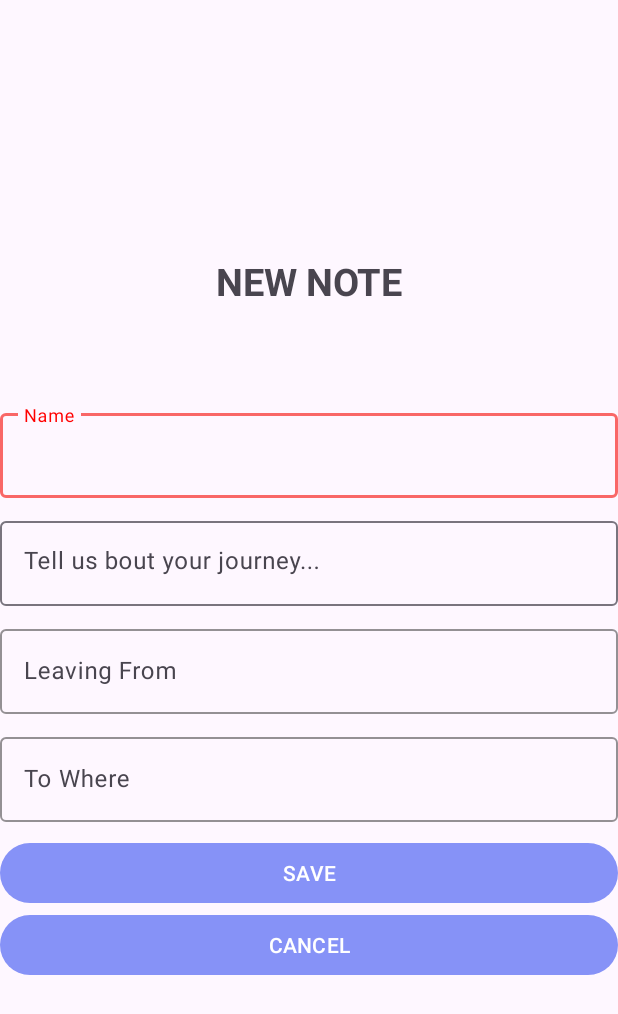
After one commit to TayyabNadeem1/Travel-Buddy-Android-App-, an Android app: the AddPost screen opened directly, with no data from a screen before it, on a phone screen of 412 x 824 dp. The commit adds this screen. Shown: the top 1014 px of the screen. Run offline under Robolectric (Android 15) with nearby library versions, the phone set to English and light mode, and no system bars; our stand-ins replace Firebase (no records; nobody signed in at launch, a user with empty details on screens opened directly).

Commit message:
It posts

```diff
--- a/app/build.gradle.kts
+++ b/app/build.gradle.kts
@@ -1,5 +1,6 @@
 plugins {
     alias(libs.plugins.androidApplication)
+    id("com.google.gms.google-services")
 }
 
 android {
@@ -34,6 +35,8 @@ dependencies {
     implementation(libs.material)
     implementation(libs.activity)
     implementation(libs.constraintlayout)
+    implementation(libs.firebase.database)
+    implementation(libs.firebase.ui.database)
     testImplementation(libs.junit)
     androidTestImplementation(libs.ext.junit)
     androidTestImplementation(libs.espresso.core)
--- /dev/null
+++ b/app/src/main/java/com/example/travel_buddy/AddPost.java
@@ -0,0 +1,103 @@
+package com.example.travel_buddy;
+
+import android.content.Intent;
+import android.content.res.ColorStateList;
+import android.os.Bundle;
+import android.view.View;
+import android.widget.Button;
+import android.widget.Toast;
+
+import androidx.activity.EdgeToEdge;
+import androidx.annotation.NonNull;
+import androidx.appcompat.app.AppCompatActivity;
+import androidx.core.graphics.Insets;
+import androidx.core.view.ViewCompat;
+import androidx.core.view.WindowInsetsCompat;
+
+import com.google.android.gms.tasks.OnCompleteListener;
+import com.google.android.gms.tasks.OnFailureListener;
+import com.google.android.gms.tasks.Task;
+import com.google.android.material.textfield.TextInputEditText;
+import com.google.android.material.textfield.TextInputLayout;
+import com.google.firebase.database.FirebaseDatabase;
+
+import java.util.HashMap;
+
+public class AddPost extends AppCompatActivity {
+
+    Button btnSave, btnCancel;
+    TextInputEditText etName, etBio, etSource, etDestination;
+    TextInputLayout name;
+    @Override
+    protected void onCreate(Bundle savedInstanceState) {
+        super.onCreate(savedInstanceState);
+        EdgeToEdge.enable(this);
+        setContentView(R.layout.activity_add_post);
+        name = findViewById(R.id.name);
+        etName = findViewById(R.id.etName);
+        etBio = findViewById(R.id.etBio);
+        etSource = findViewById(R.id.etSource);
+        etDestination = findViewById(R.id.etDestination);
+        btnSave = findViewById(R.id.btnSave);
+        btnCancel = findViewById(R.id.btnCancel);
+
+
+        etName.setOnFocusChangeListener(new View.OnFocusChangeListener() {
+            @Override
+            public void onFocusChange(View view, boolean b) {
+
+                name.setHintTextColor(ColorStateList.valueOf(getResources().getColor(R.color.red)));
+
+            }
+        });
+
+        btnSave.setOnClickListener(new View.OnClickListener() {
+            @Override
+            public void onClick(View view) {
+                String bio = etBio.getText().toString().trim();
+                String name = etName.getText().toString().trim();
+
+                String source = etSource.getText().toString().trim();
+                String destination = etDestination.getText().toString().trim();
+
+                if(!bio.isEmpty() && !name.isEmpty() && !source.isEmpty() && !destination.isEmpty() )
+                {
+                    HashMap<String, Object> data = new HashMap<>();
+                    data.put("Name", name);
+                    data.put("Bio", bio);
+
+                    data.put("Source", source);
+                    data.put("Destination", destination);
+                    FirebaseDatabase
+                            .getInstance()
+                            .getReference()
+                            .child("Post")
+                            .push()
+                            .updateChildren(data)
+                            .addOnCompleteListener(new OnCompleteListener<Void>() {
+                                @Override
+                                public void onComplete(@NonNull Task<Void> task) {
+                                    Toast.makeText(AddPost.this, "Note Added Successfully.", Toast.LENGTH_SHORT).show();
+                                    Intent intent = new Intent(AddPost.this, MainActivity.class);
+                                    startActivity(intent);
+                                    finish();
+                                }
+                            })
+                            .addOnFailureListener(new OnFailureListener() {
+                                @Override
+                                public void onFailure(@NonNull Exception e) {
+                                    Toast.makeText(AddPost.this, e.getMessage(), Toast.LENGTH_SHORT).show();
+                                }
+                            });
+
+
+
+                }
+
+            }
+        });
+
+
+    }
+
+}
--- a/app/src/main/java/com/example/travel_buddy/LoginFragment.java
+++ b/app/src/main/java/com/example/travel_buddy/LoginFragment.java
@@ -2,11 +2,13 @@ package com.example.travel_buddy;
 
 import android.os.Bundle;
 
+import androidx.activity.EdgeToEdge;
 import androidx.fragment.app.Fragment;
 
 import android.view.LayoutInflater;
 import android.view.View;
 import android.view.ViewGroup;
+import android.widget.Button;
 
 
 public class LoginFragment extends Fragment {
@@ -17,5 +19,7 @@ public class LoginFragment extends Fragment {
                              Bundle savedInstanceState) {
         // Inflate the layout for this fragment
         return inflater.inflate(R.layout.fragment_login, container, false);
+
+
     }
 }
--- /dev/null
+++ b/app/src/main/res/layout/activity_add_post.xml
@@ -0,0 +1,97 @@
+<?xml version="1.0" encoding="utf-8"?>
+<LinearLayout xmlns:android="http://schemas.android.com/apk/res/android"
+    xmlns:app="http://schemas.android.com/apk/res-auto"
+    xmlns:tools="http://schemas.android.com/tools"
+    android:id="@+id/main"
+    android:layout_width="match_parent"
+    android:layout_height="match_parent"
+    android:orientation="vertical"
+    android:gravity="center"
+    tools:context=".AddPost">
+
+    <TextView
+        android:layout_width="match_parent"
+        android:layout_height="100dp"
+        android:text="NEW NOTE"
+        android:gravity="center|top"
+        android:textSize="25sp"
+        android:textStyle="bold"
+        />
+    <com.google.android.material.textfield.TextInputLayout
+        android:layout_width="match_parent"
+        android:layout_height="wrap_content"
+        android:id="@+id/name"
+        android:hint="Name"
+        app:boxStrokeColor="#F96767"
+        android:layout_marginBottom="10dp"
+        >
+        <com.google.android.material.textfield.TextInputEditText
+            android:layout_width="match_parent"
+            android:layout_height="wrap_content"
+            android:id="@+id/etName"
+            />
+    </com.google.android.material.textfield.TextInputLayout>
+    <com.google.android.material.textfield.TextInputLayout
+        android:layout_width="match_parent"
+        android:layout_height="wrap_content"
+        android:hint="Tell us bout your journey..."
+        >
+        <com.google.android.material.textfield.TextInputEditText
+            android:layout_width="match_parent"
+            android:layout_height="wrap_content"
+            android:gravity="top"
+            android:inputType="textMultiLine"
+            android:overScrollMode="always"
+            android:scrollbarStyle="insideInset"
+            android:scrollbars="vertical"
+            android:id="@+id/etBio"
+            android:layout_marginBottom="10dp"
+            />
+    </com.google.android.material.textfield.TextInputLayout>
+
+    <com.google.android.material.textfield.TextInputLayout
+        android:layout_width="match_parent"
+        android:layout_height="wrap_content"
+        android:id="@+id/Source"
+        android:hint="Leaving From"
+        app:boxStrokeColor="#F96767"
+        android:layout_marginBottom="10dp"
+        >
+        <com.google.android.material.textfield.TextInputEditText
+            android:layout_width="match_parent"
+            android:layout_height="wrap_content"
+            android:id="@+id/etSource"
+            />
+    </com.google.android.material.textfield.TextInputLayout>
+    <com.google.android.material.textfield.TextInputLayout
+        android:layout_width="match_parent"
+        android:layout_height="wrap_content"
+        android:id="@+id/Destination"
+        android:hint="To Where"
+        app:boxStrokeColor="#F96767"
+        android:layout_marginBottom="10dp"
+        >
+        <com.google.android.material.textfield.TextInputEditText
+            android:layout_width="match_parent"
+            android:layout_height="wrap_content"
+            android:id="@+id/etDestination"
+            />
+    </com.google.android.material.textfield.TextInputLayout>
+
+    <Button
+        android:layout_width="match_parent"
+        android:layout_height="wrap_content"
+        android:text="SAVE"
+        android:id="@+id/btnSave"
+        />
+    <Button
+        android:layout_width="match_parent"
+        android:layout_height="wrap_content"
+        android:text="CANCEL"
+        android:id="@+id/btnCancel"
+        />
+
+
+
+
+</LinearLayout>
--- a/app/src/main/res/layout/fragment_login.xml
+++ b/app/src/main/res/layout/fragment_login.xml
@@ -54,7 +54,7 @@
                 android:layout_height="70dp"
                 android:layout_gravity="center"
                 android:layout_marginTop="20dp"
-                android:id="@+id/signup_button"
+                android:id="@+id/btnLogin"
                 android:textSize="18sp"
                 android:text="Login"
                 app:cornerRadius="30dp"/>
--- a/app/src/main/res/values/colors.xml
+++ b/app/src/main/res/values/colors.xml
@@ -6,4 +6,5 @@
     <color name="purple_500">#FF6200EE</color>
     <color name="purple_700">#FF018786</color>
     <color name="Lavender">#8692f7</color>
+    <color name="red">#FF0000</color>
 </resources>
--- a/build.gradle.kts
+++ b/build.gradle.kts
@@ -1,3 +1,8 @@
+buildscript {
+    dependencies {
+        classpath(libs.google.services)
+    }
+}
 // Top-level build file where you can add configuration options common to all sub-projects/modules.
 plugins {
     alias(libs.plugins.androidApplication) apply false
--- a/gradle/libs.versions.toml
+++ b/gradle/libs.versions.toml
@@ -7,6 +7,9 @@ appcompat = "1.6.1"
 material = "1.11.0"
 activity = "1.8.0"
 constraintlayout = "2.1.4"
+googleServices = "4.4.1"
+firebaseDatabase = "21.0.0"
+firebaseDatabaseUi = "8.0.2"
 
 [libraries]
 junit = { group = "junit", name = "junit", version.ref = "junit" }
@@ -16,6 +19,9 @@ appcompat = { group = "androidx.appcompat", name = "appcompat", version.ref = "a
 material = { group = "com.google.android.material", name = "material", version.ref = "material" }
 activity = { group = "androidx.activity", name = "activity", version.ref = "activity" }
 constraintlayout = { group = "androidx.constraintlayout", name = "constraintlayout", version.ref = "constraintlayout" }
+google-services = { group = "com.google.gms", name = "google-services", version.ref = "googleServices" }
+firebase-database = { group = "com.google.firebase", name = "firebase-database", version.ref = "firebaseDatabase" }
+firebase-ui-database = { group = "com.firebaseui", name = "firebase-ui-database", version.ref = "firebaseDatabaseUi" }
 
 [plugins]
 androidApplication = { id = "com.android.application", version.ref = "agp" }
```
Also changed, not shown: app/src/main/AndroidManifest.xml (+15 -0 lines), app/src/main/java/com/example/travel_buddy/FeedAdapter.java (added, +65 -0 lines), app/src/main/java/com/example/travel_buddy/FeedDisplay.java (added, +79 -0 lines), app/src/main/java/com/example/travel_buddy/MainActivity.java (+15 -0 lines), app/src/main/java/com/example/travel_buddy/User.java (added, +84 -0 lines), app/src/main/java/com/example/travel_buddy/testing.java (added, +24 -0 lines), app/src/main/res/layout/activity_feed_design.xml (+44 -61 lines), app/src/main/res/layout/activity_feed_display.xml (added, +42 -0 lines), app/src/main/res/layout/activity_testing.xml (added, +10 -0 lines), app/src/main/res/drawable/ic_location.png (added).
